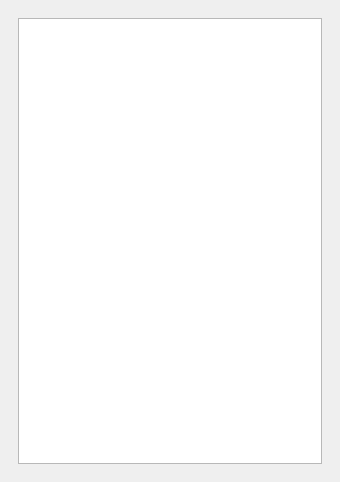
Qt form ui/mainwindow.ui (MPU-Nikitin/221_329_Nikitin) before a commit.
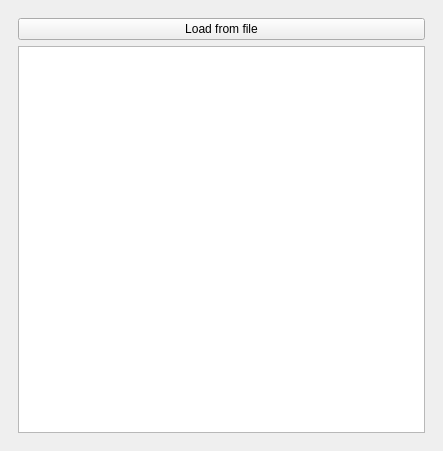
The same form after that commit.

The edit to the form file:
```diff
--- a/ui/mainwindow.ui
+++ b/ui/mainwindow.ui
@@ -6,8 +6,8 @@
    <rect>
     <x>0</x>
     <y>0</y>
-    <width>340</width>
-    <height>482</height>
+    <width>443</width>
+    <height>451</height>
    </rect>
   </property>
   <property name="windowTitle">
@@ -30,6 +30,13 @@
           </item>
          </layout>
         </item>
+        <item row="0" column="1">
+         <widget class="QPushButton" name="loadButton">
+          <property name="text">
+           <string>Load from file</string>
+          </property>
+         </widget>
+        </item>
        </layout>
       </widget>
      </widget>
```
